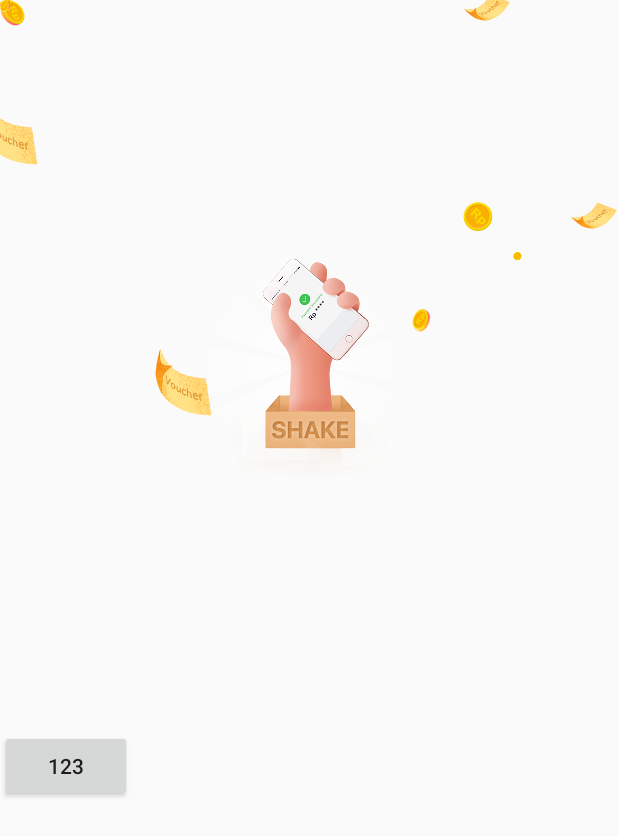
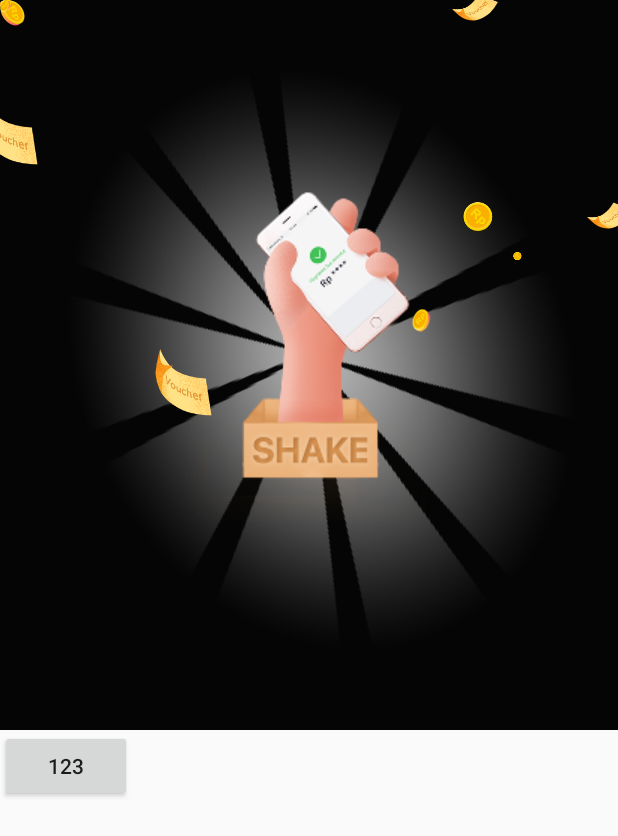
Before and after one commit to could-deng/WidgetModule, an Android app: the screen it shows after launch (HandShakerAct), on a phone screen of 412 x 824 dp. Shown: the top 836 px of the screen. Run offline under Robolectric (Android 15) with nearby library versions, the phone set to English and light mode, and no system bars.

Commit message:
动画 UI微调

```diff
--- a/app/src/main/java/com/sdk/dyq/widgetmodule/HandShakerAct.java
+++ b/app/src/main/java/com/sdk/dyq/widgetmodule/HandShakerAct.java
@@ -18,10 +18,17 @@ public class HandShakerAct extends Activity {
     }
 
     public void onClick(View view){
-        hand_shaker_view.testAnim();
     }
     private void init() {
         hand_shaker_view = (HandShakerView) findViewById(R.id.hand_shaker_view);
+        if(hand_shaker_view!=null)
+            hand_shaker_view.post(new Runnable() {
+                @Override
+                public void run() {
+
+                }
+            });
+
     }
 
     private void animAction(){
@@ -29,7 +36,8 @@ public class HandShakerAct extends Activity {
             hand_shaker_view.post(new Runnable() {
                 @Override
                 public void run() {
-                    hand_shaker_view.startAnim();
+                    hand_shaker_view.startUpDownAnim();
+//                    hand_shaker_view.startAnim();
                 }
             });
     }
--- a/widgetlibrary/src/main/java/com/sdk/dyq/widgetlibrary/HandShaker/HandShakerView.java
+++ b/widgetlibrary/src/main/java/com/sdk/dyq/widgetlibrary/HandShaker/HandShakerView.java
@@ -6,6 +6,7 @@ import android.animation.ObjectAnimator;
 import android.animation.ValueAnimator;
 import android.content.Context;
 import android.graphics.Canvas;
+import android.graphics.Color;
 import android.graphics.drawable.AnimationDrawable;
 import android.os.Build;
 import android.util.AttributeSet;
@@ -13,6 +14,7 @@ import android.view.LayoutInflater;
 import android.view.View;
 import android.view.animation.LinearInterpolator;
 import android.widget.ImageView;
+import android.widget.LinearLayout;
 import android.widget.RelativeLayout;
 
 import com.sdk.dyq.widgetlibrary.R;
@@ -24,8 +26,13 @@ public class HandShakerView extends RelativeLayout {
     ImageView iv_hand;
     AnimationDrawable handAnimDrawable;
     ImageView tv_hand_shaker_circle_bg;
+    AnimatorSet bgAnimatorSet;//bg动画集
+    List<Animator> bgAnimators = new ArrayList<>();
     ObjectAnimator bgRotationAnim;
+    ObjectAnimator bgShineAnim;
     long bgRotationCurrTime;
+
+
 
     ImageView iv_voucher_left_1;
     ImageView iv_voucher_left_2;
@@ -53,8 +60,12 @@ public class HandShakerView extends RelativeLayout {
         init(context, attrs);
     }
 
+    RelativeLayout container;
     private void init(Context context, AttributeSet attrs) {
         View view = LayoutInflater.from(context).inflate(R.layout.layout_hand_shaker, this, true);
+        container = (RelativeLayout) view.findViewById(R.id.rl_hand_shake_container);
+        container.setBackgroundColor(Color.argb(250,0,0,0));
+
         iv_hand = (ImageView) view.findViewById(R.id.iv_hand);
         tv_hand_shaker_circle_bg = (ImageView) view.findViewById(R.id.tv_hand_shaker_circle_bg);
         iv_voucher_left_1 = (ImageView) view.findViewById(R.id.iv_voucher_left_1);
@@ -108,19 +119,23 @@ public class HandShakerView extends RelativeLayout {
             bgRotationAnim.setRepeatCount(ValueAnimator.INFINITE);//无限循环
             bgRotationAnim.setInterpolator(linearInterpolator);
             bgRotationAnim.setRepeatMode(ValueAnimator.RESTART);//
+            bgAnimators.add(bgRotationAnim);
         }
-
-//        if (!firstInited) {
-        bgRotationAnim.start();
-//            firstInited = true;
-//        } else {
-//            if (Build.VERSION.SDK_INT >= Build.VERSION_CODES.KITKAT) {
-//                if (bgRotationAnim.isPaused()) {
-//                    bgRotationAnim.resume();
-//                    bgRotationAnim.setCurrentPlayTime(bgRotationCurrTime);
-//                }
-//            }
-//        }
+        if(bgShineAnim == null){
+            bgShineAnim = ObjectAnimator.ofFloat(tv_hand_shaker_circle_bg,"alpha",1f,0.3f,1f);
+            bgShineAnim.setDuration(2000);
+            bgShineAnim.setRepeatCount(ValueAnimator.INFINITE);//无限循环
+            bgShineAnim.setInterpolator(linearInterpolator);
+            bgShineAnim.setRepeatMode(ValueAnimator.INFINITE);
+            bgAnimators.add(bgShineAnim);
+        }
+//        bgRotationAnim.start();
+//        bgShineAnim.start();
+        if(bgAnimatorSet==null) {
+            bgAnimatorSet = new AnimatorSet();
+            bgAnimatorSet.playTogether(bgAnimators);
+        }
+        bgAnimatorSet.start();
 
         return true;
     }
@@ -131,10 +146,14 @@ public class HandShakerView extends RelativeLayout {
      * @param view
      * @param translateTime
      */
-    protected void startIconAnim(final View view, long startX, long startY, long desX, long desY, long translateTime, boolean temporaryBigger, long startDelay) {
+    protected void startIconAnim(final View view, long desX, long desY, long translateTime, boolean temporaryBigger, long startDelay) {
         if(view.getVisibility() == INVISIBLE){
             view.setVisibility(VISIBLE);
         }
+        translateTime = 400;
+        long startX = viewWidth / 2L;
+        long startY = viewHeight / 2L;
+
         List<Animator> animators = new ArrayList<>();
         ObjectAnimator transferAnimX = ObjectAnimator.ofFloat(view, "translationX", startX, desX);
         transferAnimX.setDuration(translateTime);
@@ -201,34 +220,102 @@ public class HandShakerView extends RelativeLayout {
         return flowAnimatorSet;
     }
 
-//endregion===动画效果============
+    //endregion===动画效果============
+
+
+    private void initLayout(){
+
+        viewWidth = getMeasuredWidth();
+        viewHeight = getMeasuredHeight();
+
+        LinearLayout.LayoutParams lpContainer = (LinearLayout.LayoutParams) getLayoutParams();
+        lpContainer.height = viewWidth;
+        lpContainer.width = viewWidth;
+        setLayoutParams(lpContainer);
+        initHandLocationLayout();
+    }
+
+    private boolean initHandLocation = false;
+
+    private void initHandLocationLayout(){
+        if(iv_hand != null && !initHandLocation){
+            iv_hand.setY(iv_hand.getY() - iv_hand.getHeight()/4F);
+            initHandLocation = true;
+        }
+    }
 
     //region===动画的开启与关闭==
 
     private int viewWidth;
     private int viewHeight;
 
+    /**
+     * 最先摆动出现动画
+     */
+    public void startUpDownAnim(){
+
+
+        AnimatorSet handShowSet = new AnimatorSet();
+        List<Animator> animators = new ArrayList<>();
+
+        ObjectAnimator alphaAnim = ObjectAnimator.ofFloat(iv_hand,"alpha",0,1);
+        alphaAnim.setDuration(500);
+        alphaAnim.setRepeatCount(1);
+        animators.add(alphaAnim);
+
+        ObjectAnimator upDownAnim = ObjectAnimator.ofFloat(iv_hand,"translationY",  - 12.0f, 12.0f, - 12.0f);
+        upDownAnim.setDuration(1000);
+        upDownAnim.setRepeatCount(1);
+        animators.add(upDownAnim);
+
+
+        ObjectAnimator translationYAnim = ObjectAnimator.ofFloat(tv_hand_shaker_circle_bg, "translationY",  - 12.0f, 12.0f, - 12.0f);
+        translationYAnim.setDuration(1000);
+        translationYAnim.setRepeatCount(1);
+        translationYAnim.addListener(new Animator.AnimatorListener() {
+            @Override
+            public void onAnimationStart(Animator animation) {
+
+            }
+
+            @Override
+            public void onAnimationEnd(Animator animation) {
+                startAnim();
+            }
+
+            @Override
+            public void onAnimationCancel(Animator animation) {
+
+            }
+
+            @Override
+            public void onAnimationRepeat(Animator animation) {
+
+            }
+        });
+
+        animators.add(translationYAnim);
+        handShowSet.playTogether(animators);
+        handShowSet.start();
+    }
     public void startAnim() {
         startHandShakeAnim();
         startBgAnim();
-        viewWidth = getMeasuredWidth();
-        viewHeight = getMeasuredHeight();
+
         int right2Width = iv_voucher_right_2.getMeasuredWidth();
         //卡券icon
-        startIconAnim(iv_voucher_right_1, viewWidth / 2L, viewHeight / 2L, (long) (viewWidth * (3 / 4F)), 0, 3000, false, 300);
-        startIconAnim(iv_voucher_right_2, viewWidth / 2L, viewHeight / 2L, viewWidth-right2Width, (long) (viewHeight * (2 / 7F)), 3000, true, 0);
-        startIconAnim(iv_voucher_left_1, viewWidth / 2L, viewHeight / 2L, -20, (long) (viewHeight * (1 / 7F)), 3000, true, 0);
-        startIconAnim(iv_voucher_left_2, viewWidth / 2L, viewHeight / 2L, (long) (viewWidth * (1 / 4F)), (long) (viewHeight * (1 / 2F) - 10), 3000, false, 300);
+        startIconAnim(iv_voucher_right_1, (long) (viewWidth * (0.73F)), 0, 3000, false, 100);
+        startIconAnim(iv_voucher_right_2, (long) (viewWidth-(2*right2Width/3F)), (long) (viewHeight * (2 / 7F)), 3000, true, 0);
+        startIconAnim(iv_voucher_left_1, -20, (long) (viewHeight * (1 / 7F)), 3000, true, 0);
+        startIconAnim(iv_voucher_left_2, (long) (viewWidth * (1 / 4F)), (long) (viewHeight * (1 / 2F) - 10), 3000, false, 100);
         //金币icon
-        startIconAnim(iv_coin_right1, viewWidth / 2L, viewHeight / 2L, (long) (viewWidth * (3 / 4F)), (long) (viewHeight * (2 / 7F)), 3000, false, 0);
-        startIconAnim(iv_coin_right2, viewWidth / 2L, viewHeight / 2L, (long) (viewWidth * (3 / 4F))+50, (long) (viewHeight * (2 / 7F))+50, 3000, false, 300);
-        startIconAnim(iv_coin_right3, viewWidth / 2L, viewHeight / 2L, (long) (viewWidth * (2 / 3F)), (long) (viewHeight * (1 / 2F))-50, 3000, false, 300);
+        startIconAnim(iv_coin_right1, (long) (viewWidth * (3 / 4F)), (long) (viewHeight * (2 / 7F)), 3000, false, 0);
+        startIconAnim(iv_coin_right2,(long) (viewWidth * (3 / 4F))+50, (long) (viewHeight * (2 / 7F))+50, 3000, false, 100);
+        startIconAnim(iv_coin_right3, (long) (viewWidth * (2 / 3F)), (long) (viewHeight * (1 / 2F))-50, 3000, false, 100);
 
+//        startIconAnim(iv_coin_left1,);
     }
 
-    public void testAnim() {
-        startIconAnim(iv_voucher_right_1, viewWidth / 2L, viewHeight / 2L, (long) (viewWidth * (3 / 4F)), 0, 3000, false, 300);
-    }
 
     public void stopAnim() {
         if (handAnimDrawable != null) {
@@ -245,4 +332,14 @@ public class HandShakerView extends RelativeLayout {
     //endregion===动画的开启与关闭==
 
 
+    @Override
+    protected void onMeasure(int widthMeasureSpec, int heightMeasureSpec) {
+        super.onMeasure(widthMeasureSpec, heightMeasureSpec);
+    }
+
+    @Override
+    protected void onLayout(boolean changed, int l, int t, int r, int b) {
+        super.onLayout(changed, l, t, r, b);
+        initLayout();
+    }
 }
--- a/widgetlibrary/src/main/res/drawable/bg_hand_shaker.xml
+++ b/widgetlibrary/src/main/res/drawable/bg_hand_shaker.xml
@@ -2,57 +2,57 @@
 <animation-list xmlns:android="http://schemas.android.com/apk/res/android"
      android:oneshot="false">
     <item android:drawable="@drawable/bg_hand_shake_1"
-        android:duration="50"/>
+        android:duration="43"/>
     <item android:drawable="@drawable/bg_hand_shake_2"
-        android:duration="50"/>
+        android:duration="43"/>
     <item android:drawable="@drawable/bg_hand_shake_3"
-        android:duration="50"/>
+        android:duration="43"/>
     <item android:drawable="@drawable/bg_hand_shake_4"
-        android:duration="50"/>
+        android:duration="43"/>
     <item android:drawable="@drawable/bg_hand_shake_5"
-        android:duration="50"/>
+        android:duration="43"/>
     <item android:drawable="@drawable/bg_hand_shake_6"
-        android:duration="50"/>
+        android:duration="43"/>
     <item android:drawable="@drawable/bg_hand_shake_7"
-        android:duration="50"/>
+        android:duration="43"/>
     <item android:drawable="@drawable/bg_hand_shake_8"
-        android:duration="50"/>
+        android:duration="43"/>
     <item android:drawable="@drawable/bg_hand_shake_9"
-        android:duration="50"/>
+        android:duration="43"/>
     <item android:drawable="@drawable/bg_hand_shake_10"
-        android:duration="50"/>
+        android:duration="43"/>
     <item android:drawable="@drawable/bg_hand_shake_11"
-        android:duration="50"/>
+        android:duration="43"/>
     <item android:drawable="@drawable/bg_hand_shake_12"
-        android:duration="50"/>
+        android:duration="43"/>
     <item android:drawable="@drawable/bg_hand_shake_13"
-        android:duration="50"/>
+        android:duration="43"/>
     <item android:drawable="@drawable/bg_hand_shake_14"
-        android:duration="50"/>
+        android:duration="43"/>
     <item android:drawable="@drawable/bg_hand_shake_15"
-        android:duration="50"/>
+        android:duration="43"/>
     <item android:drawable="@drawable/bg_hand_shake_16"
-        android:duration="50"/>
+        android:duration="43"/>
     <item android:drawable="@drawable/bg_hand_shake_17"
-        android:duration="50"/>
+        android:duration="43"/>
     <item android:drawable="@drawable/bg_hand_shake_18"
-        android:duration="50"/>
+        android:duration="43"/>
     <item android:drawable="@drawable/bg_hand_shake_19"
-        android:duration="50"/>
+        android:duration="43"/>
     <item android:drawable="@drawable/bg_hand_shake_20"
-        android:duration="50"/>
+        android:duration="43"/>
     <item android:drawable="@drawable/bg_hand_shake_21"
-        android:duration="50"/>
+        android:duration="43"/>
     <item android:drawable="@drawable/bg_hand_shake_22"
-        android:duration="50"/>
+        android:duration="43"/>
     <item android:drawable="@drawable/bg_hand_shake_23"
-        android:duration="50"/>
+        android:duration="43"/>
     <item android:drawable="@drawable/bg_hand_shake_24"
-        android:duration="50"/>
+        android:duration="43"/>
     <item android:drawable="@drawable/bg_hand_shake_25"
-        android:duration="50"/>
+        android:duration="43"/>
     <item android:drawable="@drawable/bg_hand_shake_26"
-        android:duration="50"/>
+        android:duration="43"/>
     <item android:drawable="@drawable/bg_hand_shake_27"
-        android:duration="50"/>
+        android:duration="43"/>
 </animation-list>
--- a/widgetlibrary/src/main/res/layout/layout_hand_shaker.xml
+++ b/widgetlibrary/src/main/res/layout/layout_hand_shaker.xml
@@ -1,38 +1,43 @@
 <?xml version="1.0" encoding="utf-8"?>
 <RelativeLayout xmlns:android="http://schemas.android.com/apk/res/android"
+    android:id="@+id/rl_hand_shake_container"
     android:layout_width="match_parent"
     android:layout_height="match_parent">
 
     <ImageView
         android:id="@+id/tv_hand_shaker_circle_bg"
-        android:layout_width="wrap_content"
-        android:layout_height="wrap_content"
-        android:src="@drawable/bg_hand_shake_gray_bg"
-        android:layout_centerInParent="true"/>
+        android:layout_width="match_parent"
+        android:layout_height="match_parent"
+        android:layout_centerInParent="true"
+        android:padding="30px"
+        android:scaleType="fitXY"
+        android:src="@drawable/bg_hand_shake_gray_bg" />
+
     <ImageView
         android:id="@+id/iv_hand"
-        android:layout_width="wrap_content"
-        android:layout_height="wrap_content"
-        android:src="@drawable/bg_hand_shaker"
-        android:layout_centerInParent="true"/>
+        android:layout_width="158dp"
+        android:layout_height="224dp"
+        android:layout_centerInParent="true"
+        android:src="@drawable/bg_hand_shaker" />
+
     <ImageView
         android:id="@+id/iv_voucher_left_1"
         android:layout_width="wrap_content"
         android:layout_height="wrap_content"
-        android:src="@drawable/icon_hand_shake_voucher_left"
-        />
+        android:src="@drawable/icon_hand_shake_voucher_left" />
+
     <ImageView
         android:id="@+id/iv_voucher_left_2"
         android:layout_width="wrap_content"
         android:layout_height="wrap_content"
-        android:src="@drawable/icon_hand_shake_voucher_left"
-        />
+        android:src="@drawable/icon_hand_shake_voucher_left" />
+
     <ImageView
         android:id="@+id/iv_voucher_right_1"
         android:layout_width="wrap_content"
         android:layout_height="wrap_content"
-        android:src="@drawable/icon_hand_shake_voucher_right"
-        />
+        android:src="@drawable/icon_hand_shake_voucher_right" />
+
     <ImageView
         android:id="@+id/iv_voucher_right_2"
         android:layout_width="wrap_content"
@@ -44,35 +49,38 @@
         android:id="@+id/iv_coin_right_1"
         android:layout_width="wrap_content"
         android:layout_height="wrap_content"
-        android:src="@drawable/icon_hand_shake_coin_r1"
-        />
+        android:src="@drawable/icon_hand_shake_coin_r1" />
+
     <ImageView
         android:id="@+id/iv_coin_right_2"
         android:layout_width="wrap_content"
         android:layout_height="wrap_content"
-        android:src="@drawable/icon_hand_shake_coin_r3"
-        />
+        android:src="@drawable/icon_hand_shake_coin_r3" />
+
     <ImageView
         android:id="@+id/iv_coin_right_3"
         android:layout_width="wrap_content"
         android:layout_height="wrap_content"
-        android:src="@drawable/icon_hand_shake_coin_r2"
-        />
+        android:src="@drawable/icon_hand_shake_coin_r2" />
+
     <ImageView
         android:id="@+id/iv_coin_left_1"
         android:layout_width="wrap_content"
         android:layout_height="wrap_content"
         android:src="@drawable/icon_hand_shake_coin_l1" />
+
     <ImageView
         android:id="@+id/iv_coin_left_2"
         android:layout_width="wrap_content"
         android:layout_height="wrap_content"
         android:src="@drawable/icon_hand_shake_coin_l2" />
+
     <ImageView
         android:id="@+id/iv_coin_left_3"
         android:layout_width="wrap_content"
         android:layout_height="wrap_content"
         android:src="@drawable/icon_hand_shake_coin_l3" />
+
     <ImageView
         android:id="@+id/iv_coin_left_4"
         android:layout_width="wrap_content"
```
